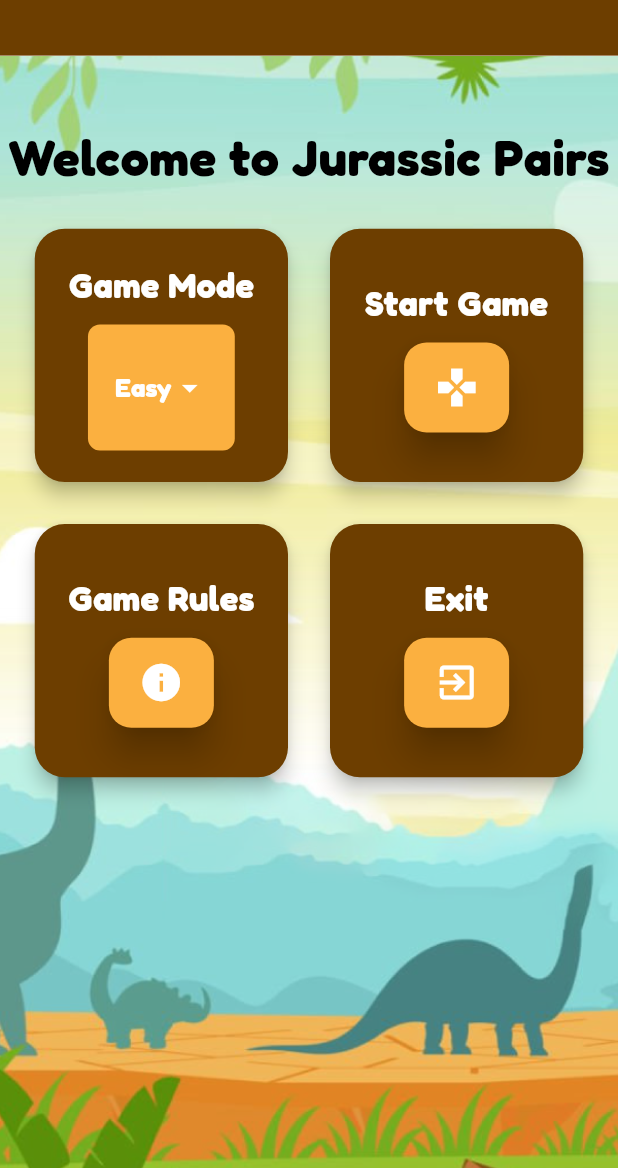
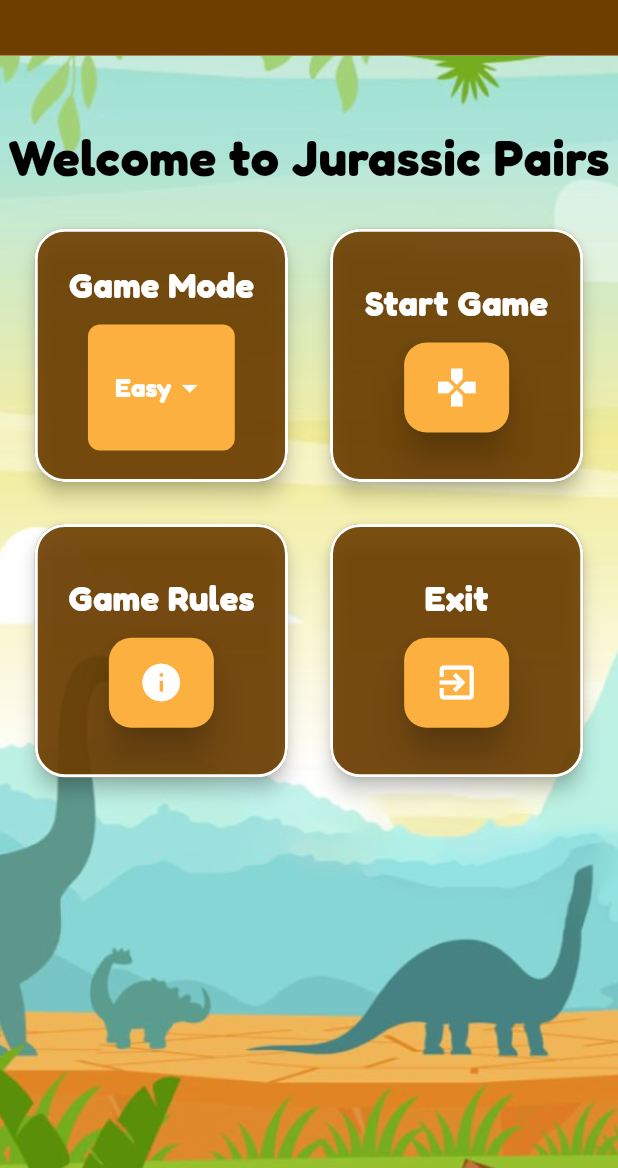
Before and after one commit to kaizhelam/memory_card_game_dinosaur_iOS, a Flutter app: the screen it shows after launch, on a phone screen of 412 x 824 dp, the part 68-1236 px from its top. Run offline on Flutter 3.47's test engine with Material 3 defaults, Android fonts, the phone set to English and light mode, and no system bars; our stand-ins replace flutter_screenutil, google_fonts, shared_preferences; missing offline and left inert: flutter_inappwebview; network calls fail.

Commit message:
update UI

```diff
--- a/lib/screen/home_menu.dart
+++ b/lib/screen/home_menu.dart
@@ -208,9 +208,10 @@ class _HomeMenuState extends State<HomeMenu> {
     return Card(
       shape: RoundedRectangleBorder(
         borderRadius: BorderRadius.circular(20),
+        side: const BorderSide(color: Colors.white, width: 2),
       ),
       elevation: 5,
-      color: const Color(0xFF6d3e00).withOpacity(1),
+      color: const Color(0xFF6d3e00).withOpacity(0.9),
       child: Padding(
         padding: EdgeInsets.all(15.w),
         child: Column(
@@ -251,7 +252,8 @@ class CustomIconWidget extends StatelessWidget {
   final double size;
   final Color color;
 
-  const CustomIconWidget({super.key,
+  const CustomIconWidget({
+    super.key,
     required this.icon,
     this.size = 30.0,
     this.color = Colors.white,
```
